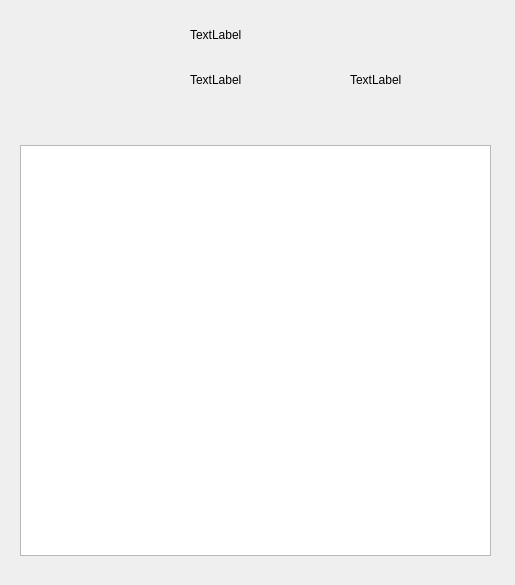
Old version of the form src/core/about.ui in the repository frank1789/LsDynaToAPDL.
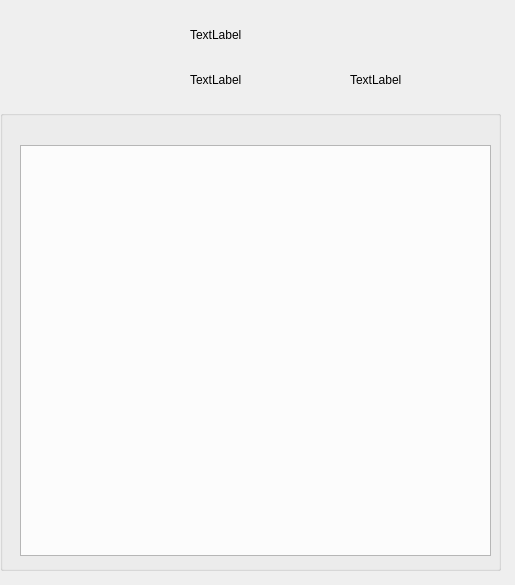
New version of the form.

Patch:
```diff
--- a/src/core/about.ui
+++ b/src/core/about.ui
@@ -102,6 +102,19 @@
     <string>TextLabel</string>
    </property>
   </widget>
+  <widget class="QGroupBox" name="groupBox">
+   <property name="geometry">
+    <rect>
+     <x>0</x>
+     <y>110</y>
+     <width>501</width>
+     <height>461</height>
+    </rect>
+   </property>
+   <property name="title">
+    <string/>
+   </property>
+  </widget>
  </widget>
  <resources/>
  <connections/>
```
